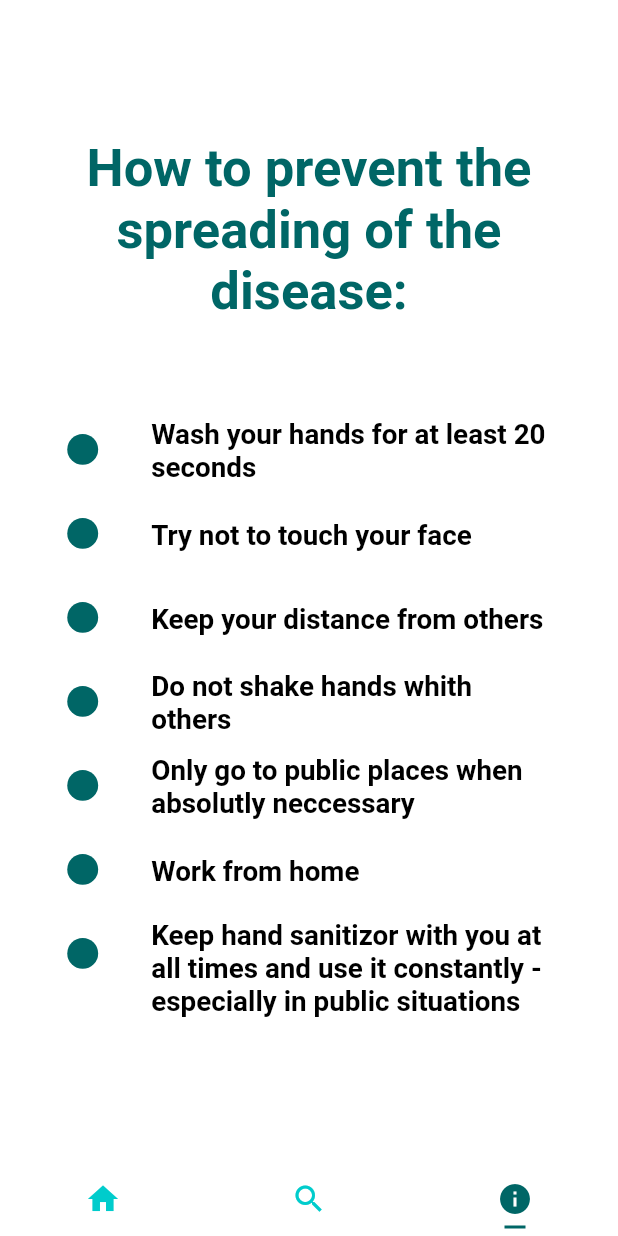
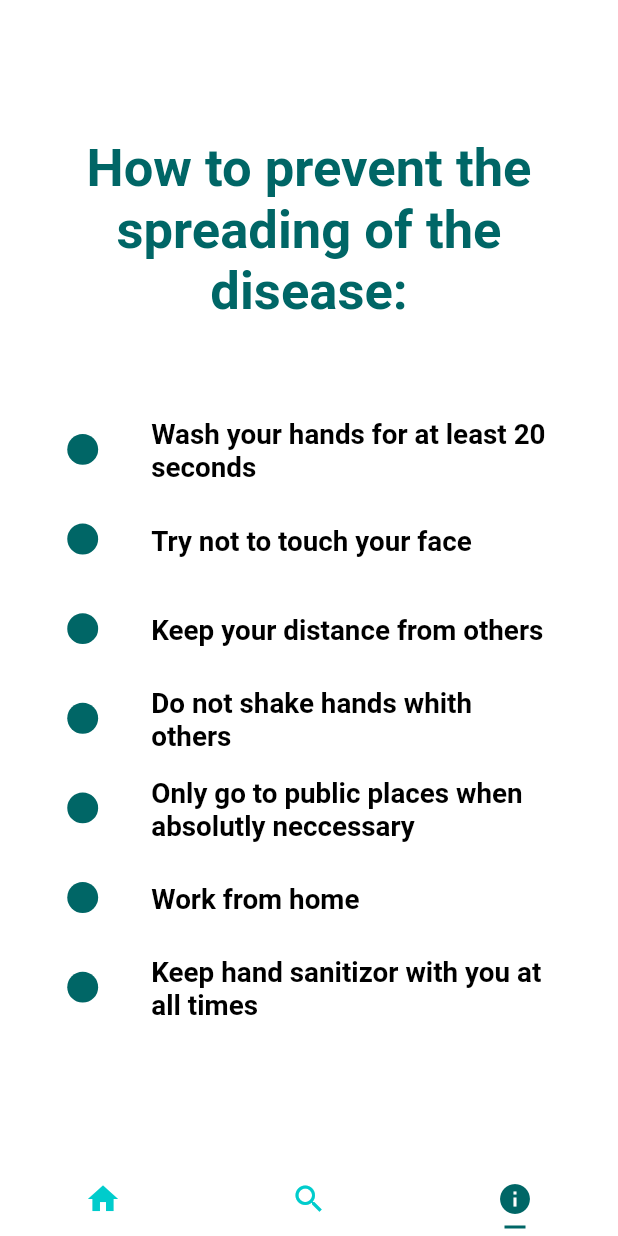
Before and after one commit to MitchellSparrow/Coronavirus-Tracking-Mobile-App, a Flutter app: the screen it shows after launch, item 3 of the bottom bar chosen, on a phone screen of 412 x 824 dp. Run offline on Flutter 3.47's test engine with Material 2 defaults, Android fonts, the phone set to English and light mode, and no system bars; our stand-ins replace charts_flutter, flutter_spinkit; network calls fail; Roboto replaces fonts that are missing (Avenir).

Commit message:
Further optimization for smaller screen sizes

```diff
--- a/lib/Screens/country_screen.dart
+++ b/lib/Screens/country_screen.dart
@@ -200,7 +200,7 @@ class _CountryScreenState extends State<CountryScreen>
                                       )),
                                   Expanded(flex: 1, child: SizedBox()),
                                   Expanded(
-                                    flex: 10,
+                                    flex: 11,
                                     child: Row(
                                       children: <Widget>[
                                         Expanded(flex: 1, child: SizedBox()),
@@ -297,7 +297,7 @@ class _CountryScreenState extends State<CountryScreen>
                                   ),
                                   Expanded(flex: 2, child: SizedBox()),
                                   Expanded(
-                                    flex: 10,
+                                    flex: 11,
                                     child: Row(
                                       children: <Widget>[
                                         Expanded(flex: 1, child: SizedBox()),
--- a/lib/Screens/info.dart
+++ b/lib/Screens/info.dart
@@ -34,7 +34,8 @@ class InfoScreen extends StatelessWidget {
             flex: 12,
             child: Column(
               children: <Widget>[
-                ListTile(
+                Expanded(
+                  child: ListTile(
                       leading: new MyBullet(),
                       title: Text(
                         'Wash your hands for at least 20 seconds',
@@ -45,7 +46,9 @@ class InfoScreen extends StatelessWidget {
                             fontSize: SizeConfig.safeBlockHorizontal * 4.5,
                             color: Colors.black),
                       )),
-                ListTile(
+                ),
+                Expanded(
+                  child: ListTile(
                       leading: new MyBullet(),
                       title: Text(
                         'Try not to touch your face',
@@ -56,7 +59,9 @@ class InfoScreen extends StatelessWidget {
                             fontSize: SizeConfig.safeBlockHorizontal * 4.5,
                             color: Colors.black),
                       )),
-                ListTile(
+                ),
+                Expanded(
+                  child: ListTile(
                       leading: new MyBullet(),
                       title: Text(
                         'Keep your distance from others',
@@ -67,7 +72,9 @@ class InfoScreen extends StatelessWidget {
                             fontSize: SizeConfig.safeBlockHorizontal * 4.5,
                             color: Colors.black),
                       )),
-                ListTile(
+                ),
+                Expanded(
+                  child: ListTile(
                       leading: new MyBullet(),
                       title: Text(
                         'Do not shake hands whith others',
@@ -78,7 +85,9 @@ class InfoScreen extends StatelessWidget {
                             fontSize: SizeConfig.safeBlockHorizontal * 4.5,
                             color: Colors.black),
                       )),
-                ListTile(
+                ),
+                Expanded(
+                  child: ListTile(
                       leading: new MyBullet(),
                       title: Text(
                         'Only go to public places when absolutly neccessary',
@@ -89,7 +98,9 @@ class InfoScreen extends StatelessWidget {
                             fontSize: SizeConfig.safeBlockHorizontal * 4.5,
                             color: Colors.black),
                       )),
-                ListTile(
+                ),
+                Expanded(
+                  child: ListTile(
                       leading: new MyBullet(),
                       title: Text(
                         'Work from home',
@@ -100,10 +111,12 @@ class InfoScreen extends StatelessWidget {
                             fontSize: SizeConfig.safeBlockHorizontal * 4.5,
                             color: Colors.black),
                       )),
-                ListTile(
+                ),
+                Expanded(
+                  child: ListTile(
                       leading: new MyBullet(),
                       title: Text(
-                      'Keep hand sanitizor with you at all times and use it constantly - especially in public situations',
+                        'Keep hand sanitizor with you at all times',
                         textAlign: TextAlign.left,
                         style: new TextStyle(
                             fontFamily: 'Avenir',
@@ -111,6 +124,11 @@ class InfoScreen extends StatelessWidget {
                             fontSize: SizeConfig.safeBlockHorizontal * 4.5,
                             color: Colors.black),
                       )),
+                ),
+                Expanded(
+                  flex: 1,
+                  child: SizedBox(),
+                ),
               ],
             ),
           ),
```
Also changed, not shown: lib/Screens/disclaimer.dart (+6 -10 lines). Lines whose indentation alone changed are shown as unchanged.
